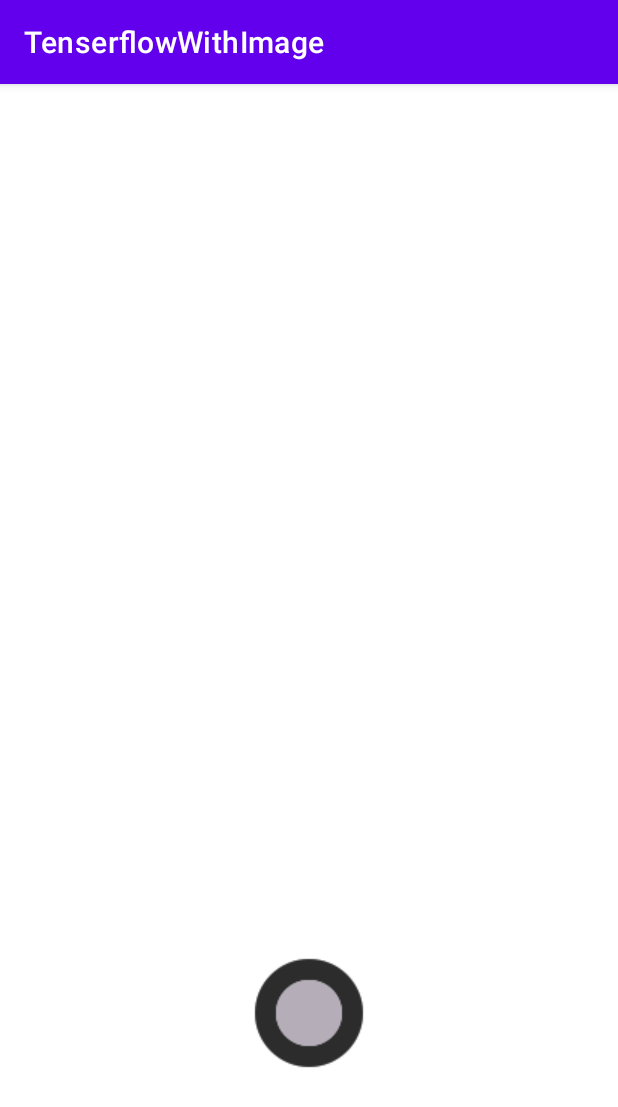
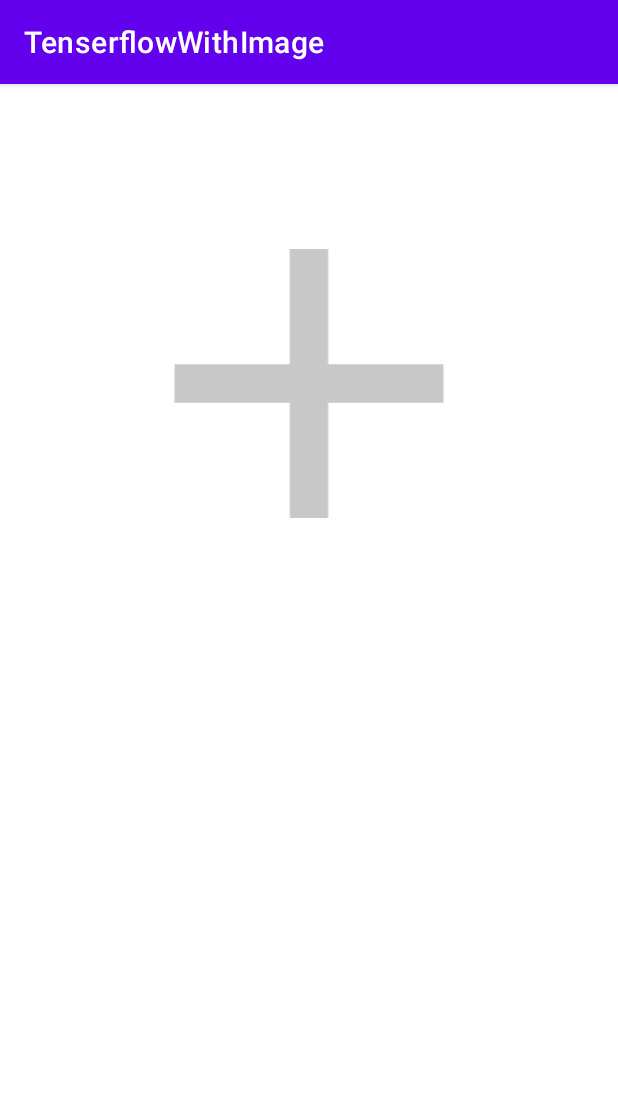
Before and after one commit to pyg1007/MyFoodCalories, an Android app: the screen it shows after launch (MainActivity), on a phone screen of 412 x 824 dp. Shown: the top 1107 px of the screen. Run offline under Robolectric (Android 15) with nearby library versions, the phone set to English and light mode, and no system bars; our stand-ins replace data binding; pictures from the network do not load.

Commit message:
레이아웃 구성완료

```diff
--- a/app/src/main/java/kr/ryan/tenserflowwithimage/ui/activity/MainActivity.kt
+++ b/app/src/main/java/kr/ryan/tenserflowwithimage/ui/activity/MainActivity.kt
@@ -71,7 +71,7 @@ class MainActivity : BaseActivity<ActivityMainBinding>(R.layout.activity_main) {
                 httpViewModel.uiStatus.collect {
                     when (it) {
                         is UiStatus.None -> {
-                            binding.ivCaptureButton.visibility = View.VISIBLE
+                            //binding.ivCaptureButton.visibility = View.VISIBLE
                         }
                         is UiStatus.Error -> {
                             Log.e(TAG, "Error ${it.value}")
@@ -80,8 +80,8 @@ class MainActivity : BaseActivity<ActivityMainBinding>(R.layout.activity_main) {
                             httpViewModel.clearEvent()
                         }
                         is UiStatus.Success -> {
-                            binding.ivCaptureButton.visibility = View.INVISIBLE
-                            Glide.with(this@MainActivity).load(BASE_URL.plus("result/" + it.value)).error(R.drawable.loading).into(binding.ivCaptureImage)
+//                            binding.ivCaptureButton.visibility = View.INVISIBLE
+//                            Glide.with(this@MainActivity).load(BASE_URL.plus("result/" + it.value)).error(R.drawable.loading).into(binding.ivCaptureImage)
                             dismissDialog()
                         }
                         is UiStatus.Loading -> {
@@ -97,18 +97,8 @@ class MainActivity : BaseActivity<ActivityMainBinding>(R.layout.activity_main) {
 
     }
 
-    override fun onStop() {
-        super.onStop()
-        httpViewModel.clearEvent()
-    }
-
-    override fun onBackPressed() {
-        if (binding.ivCaptureImage.visibility == View.INVISIBLE) httpViewModel.clearEvent()
-        else super.onBackPressed()
-    }
-
     private fun takeCapture() {
-        binding.ivCaptureButton.setOnClickListener {
+        binding.ivFoodImage.setOnClickListener {
             Intent(MediaStore.ACTION_IMAGE_CAPTURE).also { pictureIntent ->
                 pictureIntent.resolveActivity(packageManager)?.also {
                     imageFile = runCatching {
@@ -134,6 +124,7 @@ class MainActivity : BaseActivity<ActivityMainBinding>(R.layout.activity_main) {
             val mediaFile = File(getExternalFilesDir(Environment.DIRECTORY_PICTURES), APP_NAME)
             if (!mediaFile.exists() and !mediaFile.mkdirs()) {
                 Log.e(TAG, "Fail Create File")
+                return null
             }
 
             File(mediaFile.path + File.separator + CAPTURE_IMAGE_NAME)
--- /dev/null
+++ b/app/src/main/res/drawable/add.xml
@@ -0,0 +1,5 @@
+<vector android:height="24dp" android:tint="#C8C8C8"
+    android:viewportHeight="24" android:viewportWidth="24"
+    android:width="24dp" xmlns:android="http://schemas.android.com/apk/res/android">
+    <path android:fillColor="@android:color/white" android:pathData="M19,13h-6v6h-2v-6H5v-2h6V5h2v6h6v2z"/>
+</vector>
--- a/app/src/main/res/layout/activity_main.xml
+++ b/app/src/main/res/layout/activity_main.xml
@@ -7,22 +7,50 @@
         android:layout_height="match_parent">
 
         <ImageView
-            android:id="@+id/iv_capture_image"
-            android:layout_width="match_parent"
-            android:layout_height="match_parent" />
-
-        <ImageView
-            android:id="@+id/iv_capture_button"
+            android:id="@+id/iv_food_image"
             android:layout_width="0dp"
-            android:layout_height="wrap_content"
-            android:src="@drawable/radio_button"
-            app:layout_constraintWidth_percent="0.25"
-            app:layout_constraintDimensionRatio="1"
+            android:layout_height="0dp"
+            android:src="@drawable/add"
+            android:scaleType="fitCenter"
+            app:layout_constraintBottom_toTopOf="@id/include_food_name"
+            app:layout_constraintHeight_percent="0.4"
             app:layout_constraintLeft_toLeftOf="parent"
             app:layout_constraintRight_toRightOf="parent"
             app:layout_constraintTop_toTopOf="parent"
+            app:layout_constraintWidth_percent="0.8" />
+
+        <include
+            android:id="@+id/include_food_name"
+            layout="@layout/include_food_info"
+            android:layout_width="0dp"
+            android:layout_height="0dp"
+            app:layout_constraintBottom_toTopOf="@id/include_food_people"
+            app:layout_constraintHeight_percent="0.1"
+            app:layout_constraintLeft_toLeftOf="@id/iv_food_image"
+            app:layout_constraintRight_toRightOf="@id/iv_food_image"
+            app:layout_constraintTop_toBottomOf="@id/iv_food_image" />
+
+        <include
+            android:id="@+id/include_food_people"
+            layout="@layout/include_food_info"
+            android:layout_width="0dp"
+            android:layout_height="0dp"
+            app:layout_constraintBottom_toTopOf="@id/include_food_calories"
+            app:layout_constraintHeight_percent="0.1"
+            app:layout_constraintLeft_toLeftOf="@id/iv_food_image"
+            app:layout_constraintRight_toRightOf="@id/iv_food_image"
+            app:layout_constraintTop_toBottomOf="@id/include_food_name" />
+
+        <include
+            android:id="@+id/include_food_calories"
+            layout="@layout/include_food_info"
+            android:layout_width="0dp"
+            android:layout_height="0dp"
             app:layout_constraintBottom_toBottomOf="parent"
-            app:layout_constraintVertical_bias="0.85" />
+            app:layout_constraintHeight_percent="0.1"
+            app:layout_constraintLeft_toLeftOf="@id/iv_food_image"
+            app:layout_constraintRight_toRightOf="@id/iv_food_image"
+            app:layout_constraintTop_toBottomOf="@id/include_food_people" />
 
     </androidx.constraintlayout.widget.ConstraintLayout>
 
--- /dev/null
+++ b/app/src/main/res/layout/include_food_info.xml
@@ -0,0 +1,38 @@
+<?xml version="1.0" encoding="utf-8"?>
+<layout xmlns:android="http://schemas.android.com/apk/res/android"
+    xmlns:app="http://schemas.android.com/apk/res-auto">
+
+    <data>
+
+        <variable
+            name="title"
+            type="String" />
+
+        <variable
+            name="content"
+            type="String" />
+    </data>
+
+    <androidx.constraintlayout.widget.ConstraintLayout
+        android:layout_width="match_parent"
+        android:layout_height="match_parent">
+
+        <TextView
+            android:id="@+id/tv_title"
+            android:layout_width="match_parent"
+            android:layout_height="0dp"
+            android:text="@{title}"
+            app:layout_constraintHeight_percent="0.7"
+            app:layout_constraintTop_toTopOf="parent" />
+
+        <TextView
+            android:id="@+id/tv_content"
+            android:layout_width="match_parent"
+            android:layout_height="0dp"
+            android:text="@{content}"
+            app:layout_constraintBottom_toBottomOf="parent"
+            app:layout_constraintTop_toBottomOf="@id/tv_title" />
+
+    </androidx.constraintlayout.widget.ConstraintLayout>
+
+</layout>
```
Also changed, not shown: app/src/main/res/drawable/radio_button.png (deleted).
